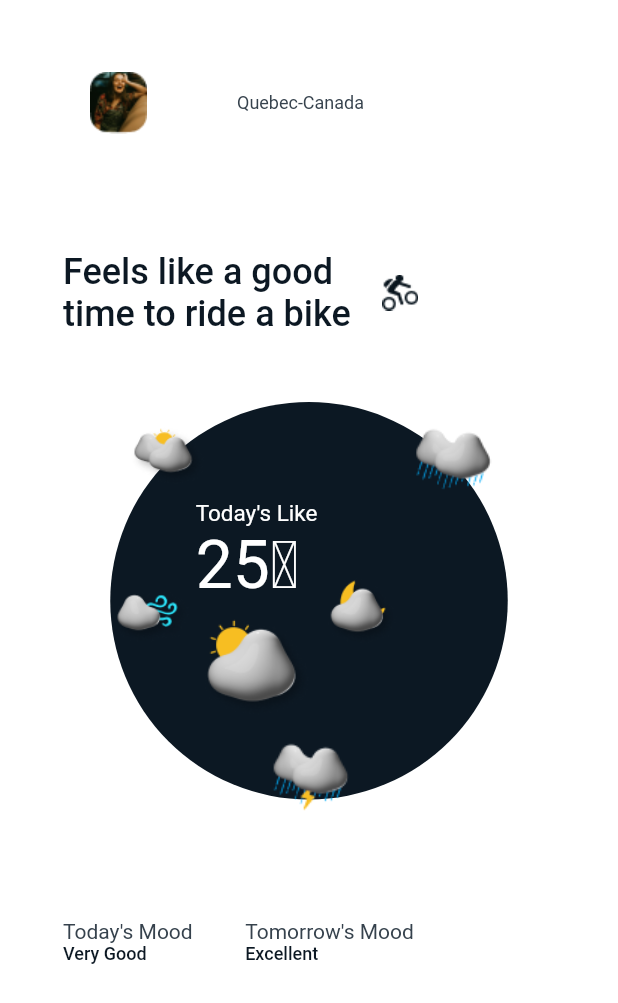
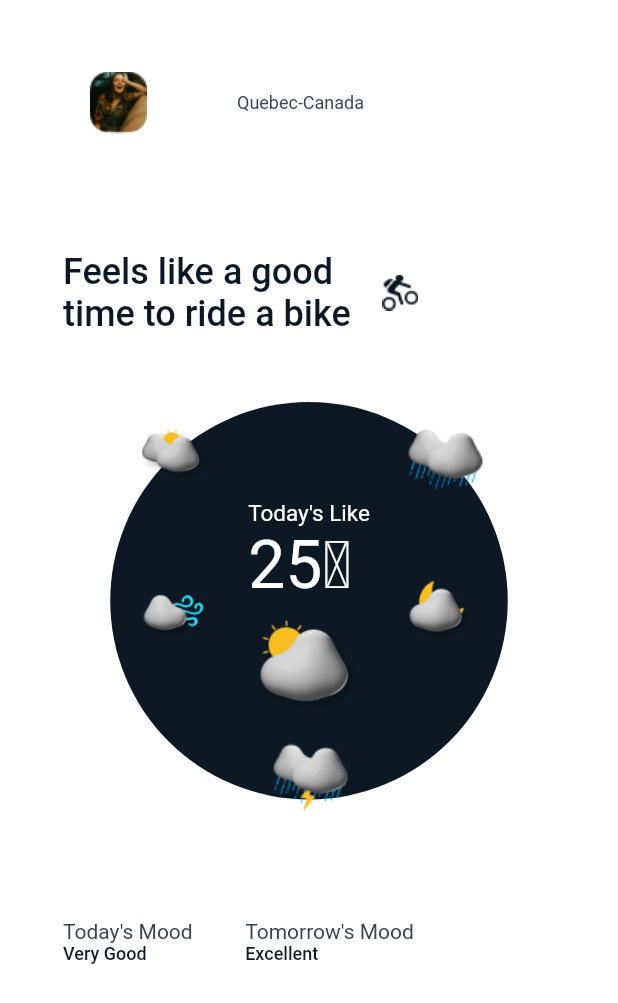
Before and after one commit to siegfred14/flutter_weather, a Flutter app: the Home screen opened directly, on a phone screen of 412 x 824 dp. Shown: the top 1003 px of the screen. Run offline on Flutter 3.47's test engine with Material 2 defaults, Android fonts, the light colour scheme and no system bars; our stand-ins replace get_it; Roboto replaces fonts that are missing (Poppins, poppins).

Commit message:
top weather icons positioned

```diff
--- a/lib/ui/home/home.dart
+++ b/lib/ui/home/home.dart
@@ -262,7 +262,7 @@
                   // ),
 
                   Padding(
-                    padding: const EdgeInsets.fromLTRB(10, 20, 10, 0),
+                    padding: const EdgeInsets.fromLTRB(15, 20, 15, 0),
                     child: Row(
                       mainAxisAlignment: MainAxisAlignment.spaceBetween,
                       children: [
@@ -280,6 +280,7 @@
                     ),
                   ),
                   Row(
+                    mainAxisAlignment: MainAxisAlignment.spaceEvenly,
                     children: [
                       Column(
                         children: [
```
